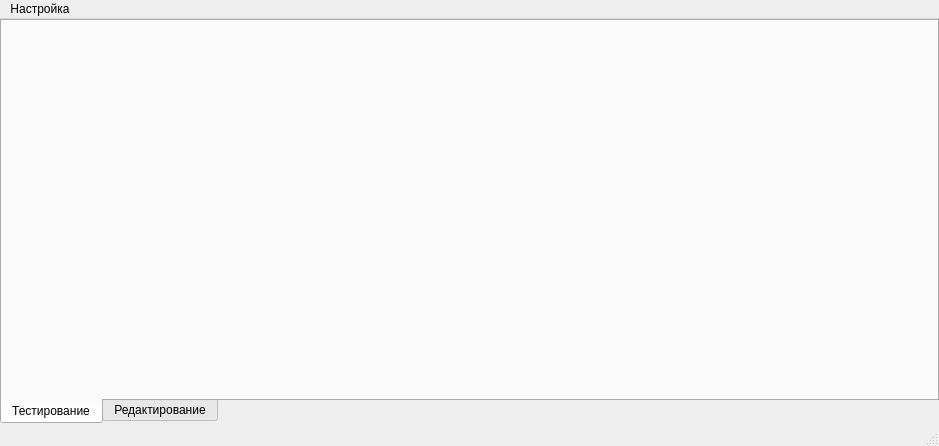
First picture: the form in mainwindow.ui, repository BMUlyashev/f1772, before the edit.
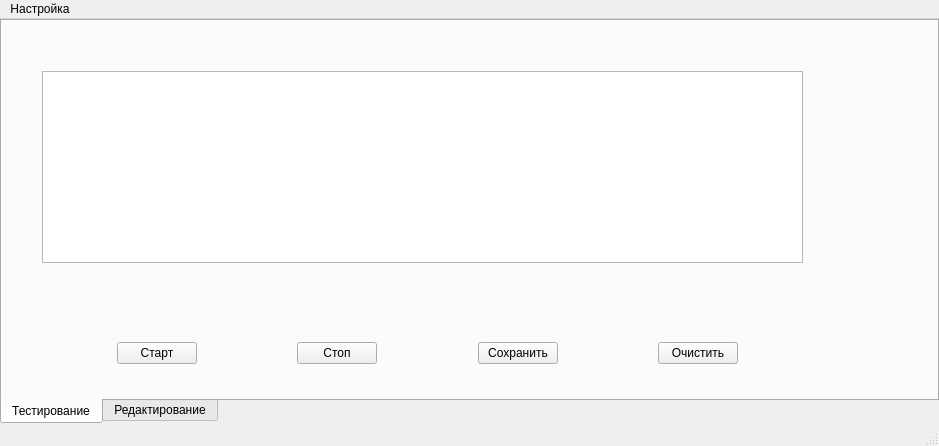
Second picture: the form after the edit. The open tabs and pages were chosen to show the change.

Commit message: Set device object in mainwindow. Add table for test

Diff of the .ui file:
```diff
--- a/mainwindow.ui
+++ b/mainwindow.ui
@@ -45,6 +45,130 @@
        <attribute name="title">
         <string>Тестирование</string>
        </attribute>
+       <widget class="QTableWidget" name="tableWidget">
+        <property name="geometry">
+         <rect>
+          <x>40</x>
+          <y>50</y>
+          <width>761</width>
+          <height>192</height>
+         </rect>
+        </property>
+        <property name="selectionBehavior">
+         <enum>QAbstractItemView::SelectRows</enum>
+        </property>
+        <attribute name="horizontalHeaderVisible">
+         <bool>false</bool>
+        </attribute>
+        <attribute name="verticalHeaderVisible">
+         <bool>false</bool>
+        </attribute>
+       </widget>
+       <widget class="QWidget" name="">
+        <property name="geometry">
+         <rect>
+          <x>20</x>
+          <y>320</y>
+          <width>811</width>
+          <height>25</height>
+         </rect>
+        </property>
+        <layout class="QHBoxLayout" name="horizontalLayout_2">
+         <item>
+          <spacer name="horizontalSpacer_8">
+           <property name="orientation">
+            <enum>Qt::Horizontal</enum>
+           </property>
+           <property name="sizeHint" stdset="0">
+            <size>
+             <width>40</width>
+             <height>20</height>
+            </size>
+           </property>
+          </spacer>
+         </item>
+         <item>
+          <widget class="QPushButton" name="pBtnStart">
+           <property name="text">
+            <string>Старт</string>
+           </property>
+          </widget>
+         </item>
+         <item>
+          <spacer name="horizontalSpacer_9">
+           <property name="orientation">
+            <enum>Qt::Horizontal</enum>
+           </property>
+           <property name="sizeHint" stdset="0">
+            <size>
+             <width>40</width>
+             <height>20</height>
+            </size>
+           </property>
+          </spacer>
+         </item>
+         <item>
+          <widget class="QPushButton" name="pBtnStop">
+           <property name="text">
+            <string>Стоп</string>
+           </property>
+          </widget>
+         </item>
+         <item>
+          <spacer name="horizontalSpacer_10">
+           <property name="orientation">
+            <enum>Qt::Horizontal</enum>
+           </property>
+           <property name="sizeHint" stdset="0">
+            <size>
+             <width>40</width>
+             <height>20</height>
+            </size>
+           </property>
+          </spacer>
+         </item>
+         <item>
+          <widget class="QPushButton" name="pBtnSaveResult">
+           <property name="text">
+            <string>Сохранить</string>
+           </property>
+          </widget>
+         </item>
+         <item>
+          <spacer name="horizontalSpacer_11">
+           <property name="orientation">
+            <enum>Qt::Horizontal</enum>
+           </property>
+           <property name="sizeHint" stdset="0">
+            <size>
+             <width>40</width>
+             <height>20</height>
+            </size>
+           </property>
+          </spacer>
+         </item>
+         <item>
+          <widget class="QPushButton" name="pBtnClearResult">
+           <property name="text">
+            <string>Очистить</string>
+           </property>
+          </widget>
+         </item>
+         <item>
+          <spacer name="horizontalSpacer_12">
+           <property name="orientation">
+            <enum>Qt::Horizontal</enum>
+           </property>
+           <property name="sizeHint" stdset="0">
+            <size>
+             <width>40</width>
+             <height>20</height>
+            </size>
+           </property>
+          </spacer>
+         </item>
+        </layout>
+       </widget>
       </widget>
       <widget class="QWidget" name="tab_2">
        <attribute name="title">
```
Left out of the diff: 2 changed lines with no effect on the pictures. The commit also changes 8 other files.
